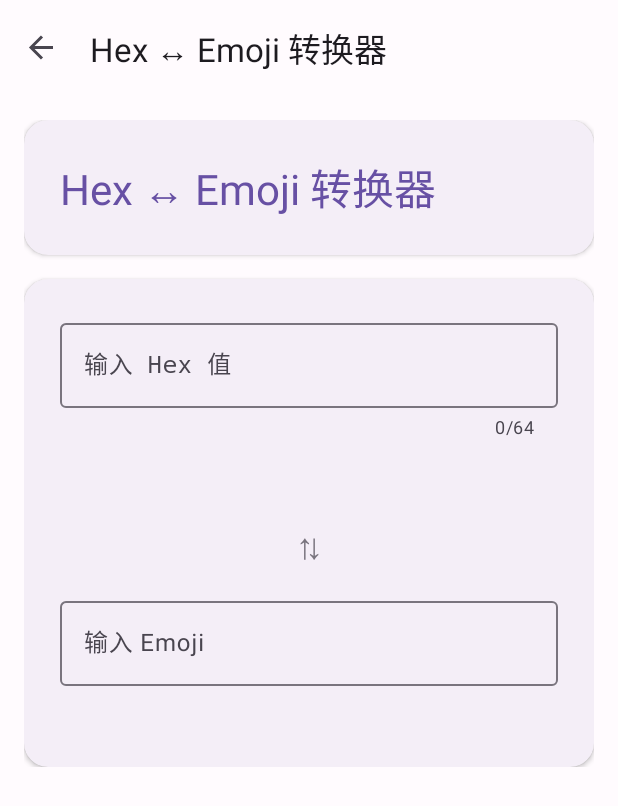
After one commit to HalloCan/lab, an Android app: the ConverterFragment screen opened through its navigation route, on a phone screen of 412 x 824 dp. The commit adds this screen. Shown: the top 806 px of the screen. Run offline under Robolectric (Android 15) with nearby library versions, the phone set to English and light mode, and no system bars; our stand-ins replace navigation-ui.

Commit message:
add hex-emoji converter with real-time preview

```diff
--- /dev/null
+++ b/app/src/main/java/com/htoc/lab/ConverterFragment.kt
@@ -0,0 +1,75 @@
+package com.htoc.lab
+
+import android.os.Bundle
+import android.text.Editable
+import android.text.TextWatcher
+import android.view.LayoutInflater
+import android.view.View
+import android.view.ViewGroup
+import androidx.fragment.app.Fragment
+import com.google.android.material.textfield.TextInputEditText
+import com.htoc.lab.utils.EmojiMapper
+
+class ConverterFragment : Fragment() {
+
+    private lateinit var inputHex: TextInputEditText
+    private lateinit var inputEmoji: TextInputEditText
+    private lateinit var previewEmoji: android.widget.TextView
+    private lateinit var previewHex: android.widget.TextView
+
+    private var isUpdating = false
+
+    override fun onCreateView(
+        inflater: LayoutInflater,
+        container: ViewGroup?,
+        savedInstanceState: Bundle?
+    ): View {
+        return inflater.inflate(R.layout.fragment_converter, container, false)
+    }
+
+    override fun onViewCreated(view: View, savedInstanceState: Bundle?) {
+        super.onViewCreated(view, savedInstanceState)
+
+        inputHex = view.findViewById(R.id.input_hex)
+        inputEmoji = view.findViewById(R.id.input_emoji)
+        previewEmoji = view.findViewById(R.id.preview_emoji)
+        previewHex = view.findViewById(R.id.preview_hex)
+
+        inputHex.addTextChangedListener(object : TextWatcher {
+            override fun beforeTextChanged(s: CharSequence?, start: Int, count: Int, after: Int) {}
+            override fun onTextChanged(s: CharSequence?, start: Int, before: Int, count: Int) {}
+            override fun afterTextChanged(s: Editable?) {
+                if (isUpdating) return
+                val hex = s?.toString()?.trim() ?: ""
+                if (hex.isEmpty()) {
+                    previewEmoji.text = ""
+                    return
+                }
+                // 过滤非 hex 字符
+                val cleanHex = hex.replace(Regex("[^0-9A-Fa-f]"), "")
+                // 偶数长度才转换
+                if (cleanHex.length % 2 != 0) {
+                    previewEmoji.text = ""
+                    return
+                }
+                val emoji = EmojiMapper.mapFromHex(cleanHex)
+                previewEmoji.text = emoji
+            }
+        })
+
+        inputEmoji.addTextChangedListener(object : TextWatcher {
+            override fun beforeTextChanged(s: CharSequence?, start: Int, count: Int, after: Int) {}
+            override fun onTextChanged(s: CharSequence?, start: Int, before: Int, count: Int) {}
+            override fun afterTextChanged(s: Editable?) {
+                if (isUpdating) return
+                val emoji = s?.toString()?.trim() ?: ""
+                if (emoji.isEmpty()) {
+                    previewHex.text = ""
+                    return
+                }
+                val hex = EmojiMapper.mapToHex(emoji)
+                previewHex.text = hex
+            }
+        })
+    }
+}
--- a/app/src/main/java/com/htoc/lab/HomeFragment.kt
+++ b/app/src/main/java/com/htoc/lab/HomeFragment.kt
@@ -32,6 +32,7 @@ class HomeFragment : Fragment() {
                 "about" -> findNavController().navigate(R.id.action_home_to_about)
                 "demo" -> findNavController().navigate(R.id.action_home_to_demo)
                 "wiggle" -> findNavController().navigate(R.id.action_home_to_wiggle)
+                "converter" -> findNavController().navigate(R.id.action_home_to_converter)
             }
         }
     }
@@ -54,6 +55,12 @@ class HomeFragment : Fragment() {
             R.drawable.ic_vibrate,
             getString(R.string.card_wiggle_title),
             getString(R.string.card_wiggle_desc)
+        ),
+        FeatureItem(
+            "converter",
+            R.drawable.ic_swap,
+            getString(R.string.card_converter_title),
+            getString(R.string.card_converter_desc)
         )
     )
 }
--- /dev/null
+++ b/app/src/main/res/drawable/ic_swap.xml
@@ -0,0 +1,10 @@
+<?xml version="1.0" encoding="utf-8"?>
+<vector xmlns:android="http://schemas.android.com/apk/res/android"
+    android:width="24dp"
+    android:height="24dp"
+    android:viewportWidth="24"
+    android:viewportHeight="24">
+    <path
+        android:fillColor="#000000"
+        android:pathData="M6.99,11L3,15l3.99,4v-3H14v-2H6.99V11zM21,9l-3.99,-4v3H10v2h7.01v3L21,9z" />
+</vector>
--- /dev/null
+++ b/app/src/main/res/layout/fragment_converter.xml
@@ -0,0 +1,129 @@
+<?xml version="1.0" encoding="utf-8"?>
+<ScrollView xmlns:android="http://schemas.android.com/apk/res/android"
+    xmlns:app="http://schemas.android.com/apk/res-auto"
+    xmlns:tools="http://schemas.android.com/tools"
+    android:layout_width="match_parent"
+    android:layout_height="match_parent"
+    android:clipToPadding="false"
+    android:padding="16dp"
+    tools:context=".ConverterFragment">
+
+    <LinearLayout
+        android:layout_width="match_parent"
+        android:layout_height="wrap_content"
+        android:orientation="vertical">
+
+        <!-- 标题卡 -->
+        <com.google.android.material.card.MaterialCardView
+            android:layout_width="match_parent"
+            android:layout_height="wrap_content"
+            app:cardCornerRadius="16dp"
+            app:cardElevation="2dp"
+            app:strokeWidth="0dp">
+
+            <LinearLayout
+                android:layout_width="match_parent"
+                android:layout_height="wrap_content"
+                android:orientation="vertical"
+                android:padding="24dp">
+
+                <TextView
+                    android:layout_width="match_parent"
+                    android:layout_height="wrap_content"
+                    android:text="@string/converter_title"
+                    android:textAppearance="?attr/textAppearanceHeadlineMedium"
+                    android:textColor="?attr/colorPrimary" />
+
+            </LinearLayout>
+
+        </com.google.android.material.card.MaterialCardView>
+
+        <!-- 转换卡 -->
+        <com.google.android.material.card.MaterialCardView
+            android:layout_width="match_parent"
+            android:layout_height="wrap_content"
+            android:layout_marginTop="16dp"
+            app:cardCornerRadius="16dp"
+            app:cardElevation="2dp"
+            app:strokeWidth="0dp">
+
+            <LinearLayout
+                android:layout_width="match_parent"
+                android:layout_height="wrap_content"
+                android:orientation="vertical"
+                android:padding="24dp">
+
+                <!-- Hex 输入 -->
+                <com.google.android.material.textfield.TextInputLayout
+                    android:layout_width="match_parent"
+                    android:layout_height="wrap_content"
+                    android:hint="@string/converter_hex_hint"
+                    app:counterEnabled="true"
+                    app:counterMaxLength="64"
+                    style="@style/Widget.Material3.TextInputLayout.OutlinedBox">
+
+                    <com.google.android.material.textfield.TextInputEditText
+                        android:id="@+id/input_hex"
+                        android:layout_width="match_parent"
+                        android:layout_height="wrap_content"
+                        android:fontFamily="monospace"
+                        android:inputType="textCapCharacters|textNoSuggestions"
+                        android:maxLength="64" />
+
+                </com.google.android.material.textfield.TextInputLayout>
+
+                <!-- Emoji 预览 -->
+                <TextView
+                    android:id="@+id/preview_emoji"
+                    android:layout_width="match_parent"
+                    android:layout_height="wrap_content"
+                    android:layout_marginTop="8dp"
+                    android:gravity="center"
+                    android:lineSpacingMultiplier="1.4"
+                    android:textAppearance="?attr/textAppearanceTitleLarge" />
+
+                <!-- 分隔 + 方向指示 -->
+                <TextView
+                    android:layout_width="match_parent"
+                    android:layout_height="wrap_content"
+                    android:layout_marginTop="16dp"
+                    android:layout_marginBottom="16dp"
+                    android:gravity="center"
+                    android:text="⇅"
+                    android:textAppearance="?attr/textAppearanceHeadlineSmall"
+                    android:textColor="?attr/colorOutline" />
+
+                <!-- Emoji 输入 -->
+                <com.google.android.material.textfield.TextInputLayout
+                    android:layout_width="match_parent"
+                    android:layout_height="wrap_content"
+                    android:hint="@string/converter_emoji_hint"
+                    style="@style/Widget.Material3.TextInputLayout.OutlinedBox">
+
+                    <com.google.android.material.textfield.TextInputEditText
+                        android:id="@+id/input_emoji"
+                        android:layout_width="match_parent"
+                        android:layout_height="wrap_content"
+                        android:inputType="textNoSuggestions"
+                        android:maxLength="128" />
+
+                </com.google.android.material.textfield.TextInputLayout>
+
+                <!-- Hex 预览 -->
+                <TextView
+                    android:id="@+id/preview_hex"
+                    android:layout_width="match_parent"
+                    android:layout_height="wrap_content"
+                    android:layout_marginTop="8dp"
+                    android:fontFamily="monospace"
+                    android:gravity="center"
+                    android:textAppearance="?attr/textAppearanceTitleMedium"
+                    android:textColor="?attr/colorPrimary" />
+
+            </LinearLayout>
+
+        </com.google.android.material.card.MaterialCardView>
+
+    </LinearLayout>
+
+</ScrollView>
--- a/app/src/main/res/navigation/nav_graph.xml
+++ b/app/src/main/res/navigation/nav_graph.xml
@@ -34,6 +34,14 @@
             app:exitAnim="@anim/nav_default_exit_anim"
             app:popEnterAnim="@anim/nav_default_pop_enter_anim"
             app:popExitAnim="@anim/nav_default_pop_exit_anim" />
+
+        <action
+            android:id="@+id/action_home_to_converter"
+            app:destination="@id/converterFragment"
+            app:enterAnim="@anim/nav_default_enter_anim"
+            app:exitAnim="@anim/nav_default_exit_anim"
+            app:popEnterAnim="@anim/nav_default_pop_enter_anim"
+            app:popExitAnim="@anim/nav_default_pop_exit_anim" />
     </fragment>
 
     <fragment
@@ -54,4 +62,10 @@
         android:label="@string/wiggle_title"
         tools:layout="@layout/fragment_wiggle" />
 
+    <fragment
+        android:id="@+id/converterFragment"
+        android:name="com.htoc.lab.ConverterFragment"
+        android:label="@string/converter_title"
+        tools:layout="@layout/fragment_converter" />
+
 </navigation>
--- a/app/src/main/res/values/strings.xml
+++ b/app/src/main/res/values/strings.xml
@@ -31,6 +31,8 @@
     <string name="card_demo_desc">查看功能示范模板，快速开始新测试</string>
     <string name="card_wiggle_title">晃晃我</string>
     <string name="card_wiggle_desc">摇晃手机生成随机数</string>
+    <string name="card_converter_title">Emoji 转换</string>
+    <string name="card_converter_desc">Hex 与 Emoji 互转工具</string>
 
     <!-- Wiggle -->
     <string name="wiggle_title">晃晃我🫨</string>
@@ -42,6 +44,9 @@
     <string name="wiggle_realtime_data_option">显示当前缓冲区内数值</string>
     <!-- 不显示数值的话就用随机的*、-、+、/代替 -->
     <string name="wiggle_result_title">成功!随机值为:</string>
+    <string name="wiggle_emoji_title">你的随机 Emoji</string>
+    <string name="wiggle_dialog_title">随机值已生成</string>
+    <string name="wiggle_dialog_ok">好的</string>
     <string name="wiggle_result_hint">此处填充随机值</string>
     <string name="wiggle_reset_button">重置</string>
     <string name="wiggle_start_button">开始收集</string>
@@ -49,4 +54,11 @@
     <string name="wiggle_copied">已复制到剪贴板</string>
     <string name="wiggle_threshold_label">晃动灵敏度: %d</string>
     <string name="wiggle_quality_label">质量阈值: %d</string>
+
+    <!-- Converter -->
+    <string name="converter_title">Hex ↔ Emoji 转换器</string>
+    <string name="converter_hex_hint">输入 Hex 值</string>
+    <string name="converter_emoji_hint">输入 Emoji</string>
+    <string name="converter_hex_preview">Hex 输出</string>
+    <string name="converter_emoji_preview">Emoji 输出</string>
 </resources>
```
Also changed, not shown: app/src/main/java/com/htoc/lab/WiggleFragment.kt (+63 -9 lines), app/src/main/java/com/htoc/lab/utils/EmojiMapper.kt (+78 -10 lines), app/src/main/res/layout/fragment_wiggle.xml (+40 -12 lines), 2 other files.
